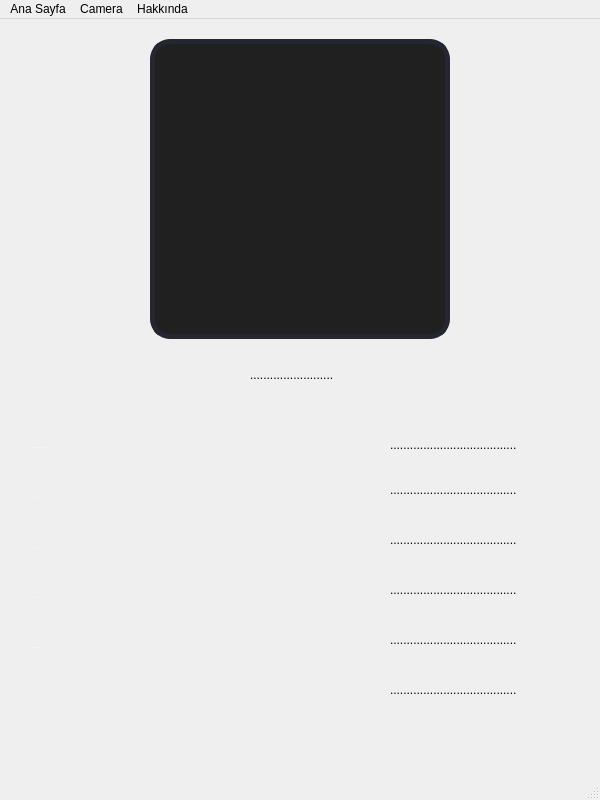
Qt form UI/Goster.ui (Yavuzhan-Baykara/optical-eye) before a commit.
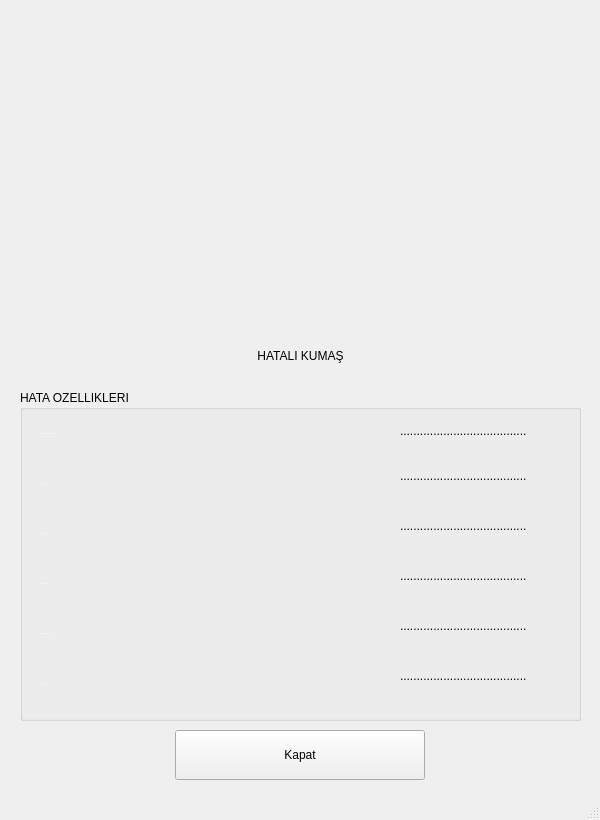
The same form after that commit. Icons and pictures are not drawn.

Diff of the .ui file:
```diff
--- a/UI/Goster.ui
+++ b/UI/Goster.ui
@@ -7,19 +7,19 @@
     <x>0</x>
     <y>0</y>
     <width>600</width>
-    <height>800</height>
+    <height>820</height>
    </rect>
   </property>
   <property name="minimumSize">
    <size>
     <width>600</width>
-    <height>800</height>
+    <height>820</height>
    </size>
   </property>
   <property name="maximumSize">
    <size>
     <width>600</width>
-    <height>800</height>
+    <height>820</height>
    </size>
   </property>
   <property name="windowTitle">
@@ -2184,99 +2184,55 @@
      </rect>
     </property>
     <property name="styleSheet">
-     <string notr="true">QLabel{
-	border: 5px solid rgb(38, 38, 48);
-	border-radius: 20px;
-	color: #FFF;
-	padding-left: 15px;
-	background-color: rgb(32, 32, 32);
-}</string>
+     <string notr="true"/>
     </property>
     <property name="text">
      <string/>
     </property>
    </widget>
-   <widget class="QLabel" name="Isim_Label">
+   <widget class="QPushButton" name="Ikaz_kapat_pushButton">
     <property name="geometry">
      <rect>
-      <x>250</x>
-      <y>330</y>
-      <width>111</width>
-      <height>51</height>
+      <x>175</x>
+      <y>730</y>
+      <width>250</width>
+      <height>50</height>
      </rect>
     </property>
     <property name="text">
-     <string>.........................</string>
+     <string>Kapat</string>
     </property>
    </widget>
-   <widget class="QLabel" name="label_6">
+   <widget class="QGroupBox" name="groupBox">
     <property name="geometry">
      <rect>
-      <x>30</x>
-      <y>410</y>
-      <width>341</width>
-      <height>37</height>
+      <x>20</x>
+      <y>390</y>
+      <width>561</width>
+      <height>331</height>
      </rect>
     </property>
-    <property name="font">
-     <font>
-      <pointsize>-1</pointsize>
-     </font>
+    <property name="title">
+     <string>HATA OZELLIKLERI</string>
     </property>
-    <property name="styleSheet">
-     <string notr="true">color:white;</string>
-    </property>
-    <property name="text">
-     <string>Hatanın Duvar Tarafından Mesafesi :</string>
-    </property>
-   </widget>
-   <widget class="QLabel" name="label_7">
+    <widget class="QLabel" name="Sinif_Label">
     <property name="geometry">
      <rect>
-      <x>30</x>
-      <y>460</y>
-      <width>331</width>
-      <height>37</height>
-     </rect>
-    </property>
-    <property name="font">
-     <font>
-      <pointsize>-1</pointsize>
-     </font>
-    </property>
-    <property name="styleSheet">
-     <string notr="true">color:white;</string>
-    </property>
+       <x>380</x>
+       <y>265</y>
+       <width>161</width>
+       <height>41</height>
+      </rect>
+     </property>
     <property name="text">
-     <string>Hata Eni(mm) :</string>
-    </property>
-   </widget>
-   <widget class="QLabel" name="label_8">
-    <property name="geometry">
-     <rect>
-      <x>30</x>
-      <y>510</y>
-      <width>331</width>
-      <height>37</height>
-     </rect>
-    </property>
-    <property name="font">
-     <font>
-      <pointsize>-1</pointsize>
-     </font>
-    </property>
-    <property name="styleSheet">
-     <string notr="true">color:white;</string>
-    </property>
-    <property name="text">
-     <string>Hata Boyu(mm) :</string>
+      <string>......................................</string>
     </property>
    </widget>
    <widget class="QLabel" name="label_9">
     <property name="geometry">
      <rect>
-      <x>30</x>
-      <y>560</y>
+       <x>20</x>
+       <y>175</y>
       <width>331</width>
       <height>37</height>
      </rect>
@@ -2293,11 +2249,24 @@
      <string>Hata Alanı(mm2) :</string>
     </property>
    </widget>
-   <widget class="QLabel" name="label_11">
+    <widget class="QLabel" name="Alan_Label">
     <property name="geometry">
      <rect>
-      <x>30</x>
-      <y>660</y>
+       <x>380</x>
+       <y>165</y>
+       <width>161</width>
+       <height>41</height>
+      </rect>
+     </property>
+     <property name="text">
+      <string>......................................</string>
+     </property>
+    </widget>
+    <widget class="QLabel" name="label_7">
+     <property name="geometry">
+      <rect>
+       <x>20</x>
+       <y>75</y>
       <width>331</width>
       <height>37</height>
      </rect>
@@ -2311,14 +2280,27 @@
      <string notr="true">color:white;</string>
     </property>
     <property name="text">
-     <string>Hatanın Sınıfı :</string>
+      <string>Hata Eni(mm) :</string>
+     </property>
+    </widget>
+    <widget class="QLabel" name="Eni_Label">
+     <property name="geometry">
+      <rect>
+       <x>380</x>
+       <y>65</y>
+       <width>161</width>
+       <height>41</height>
+      </rect>
+     </property>
+     <property name="text">
+      <string>......................................</string>
     </property>
    </widget>
    <widget class="QLabel" name="label_10">
     <property name="geometry">
      <rect>
-      <x>30</x>
-      <y>610</y>
+       <x>20</x>
+       <y>225</y>
       <width>331</width>
       <height>37</height>
      </rect>
@@ -2335,50 +2317,32 @@
      <string>Hatanın Geldiği Metre(m) :</string>
     </property>
    </widget>
-   <widget class="QLabel" name="Duvar_Label">
+    <widget class="QLabel" name="label_11">
     <property name="geometry">
      <rect>
-      <x>390</x>
-      <y>405</y>
-      <width>161</width>
-      <height>41</height>
-     </rect>
-    </property>
-    <property name="text">
-     <string>......................................</string>
-    </property>
-   </widget>
-   <widget class="QLabel" name="Eni_Label">
-    <property name="geometry">
-     <rect>
-      <x>390</x>
-      <y>450</y>
-      <width>161</width>
-      <height>41</height>
-     </rect>
+       <x>20</x>
+       <y>275</y>
+       <width>331</width>
+       <height>37</height>
+      </rect>
+     </property>
+     <property name="font">
+      <font>
+       <pointsize>-1</pointsize>
+      </font>
+     </property>
+     <property name="styleSheet">
+      <string notr="true">color:white;</string>
     </property>
     <property name="text">
-     <string>......................................</string>
+      <string>Hatanın Sınıfı :</string>
     </property>
    </widget>
    <widget class="QLabel" name="boyu_Label">
     <property name="geometry">
      <rect>
-      <x>390</x>
-      <y>500</y>
-      <width>161</width>
-      <height>41</height>
-     </rect>
-    </property>
-    <property name="text">
-     <string>......................................</string>
-    </property>
-   </widget>
-   <widget class="QLabel" name="Alan_Label">
-    <property name="geometry">
-     <rect>
-      <x>390</x>
-      <y>550</y>
+       <x>380</x>
+       <y>115</y>
       <width>161</width>
       <height>41</height>
      </rect>
@@ -2390,8 +2354,8 @@
    <widget class="QLabel" name="Metre_Label">
     <property name="geometry">
      <rect>
-      <x>390</x>
-      <y>600</y>
+       <x>380</x>
+       <y>215</y>
       <width>161</width>
       <height>41</height>
      </rect>
@@ -2400,11 +2364,32 @@
      <string>......................................</string>
     </property>
    </widget>
-   <widget class="QLabel" name="Sinif_Label">
+    <widget class="QLabel" name="label_8">
     <property name="geometry">
      <rect>
-      <x>390</x>
-      <y>650</y>
+       <x>20</x>
+       <y>125</y>
+       <width>331</width>
+       <height>37</height>
+      </rect>
+     </property>
+     <property name="font">
+      <font>
+       <pointsize>-1</pointsize>
+      </font>
+     </property>
+     <property name="styleSheet">
+      <string notr="true">color:white;</string>
+     </property>
+     <property name="text">
+      <string>Hata Boyu(mm) :</string>
+     </property>
+    </widget>
+    <widget class="QLabel" name="Duvar_Label">
+     <property name="geometry">
+      <rect>
+       <x>380</x>
+       <y>20</y>
       <width>161</width>
       <height>41</height>
      </rect>
@@ -2413,34 +2398,47 @@
      <string>......................................</string>
     </property>
    </widget>
-  </widget>
-  <widget class="QMenuBar" name="menubar">
+    <widget class="QLabel" name="label_6">
    <property name="geometry">
     <rect>
-     <x>0</x>
-     <y>0</y>
-     <width>600</width>
-     <height>43</height>
-    </rect>
-   </property>
-   <widget class="QMenu" name="menuAna_Sayfa">
-    <property name="title">
-     <string>Ana Sayfa</string>
-    </property>
-   </widget>
-   <widget class="QMenu" name="menuCamera">
-    <property name="title">
-     <string>Camera</string>
-    </property>
-   </widget>
-   <widget class="QMenu" name="menuHakk_nda">
-    <property name="title">
-     <string>Hakkında</string>
+       <x>20</x>
+       <y>25</y>
+       <width>341</width>
+       <height>37</height>
+      </rect>
+     </property>
+     <property name="font">
+      <font>
+       <pointsize>-1</pointsize>
+      </font>
+     </property>
+     <property name="styleSheet">
+      <string notr="true">color:white;</string>
+     </property>
+     <property name="text">
+      <string>Hatanın Duvar Tarafından Mesafesi :</string>
+     </property>
+    </widget>
+   </widget>
+   <widget class="QLabel" name="Isim_Label">
+    <property name="geometry">
+     <rect>
+      <x>10</x>
+      <y>330</y>
+      <width>581</width>
+      <height>51</height>
+     </rect>
     </property>
+    <property name="text">
+     <string>HATALI KUMAŞ</string>
+    </property>
+    <property name="textFormat">
+     <enum>Qt::PlainText</enum>
+    </property>
+    <property name="alignment">
+     <set>Qt::AlignCenter</set>
+    </property>
    </widget>
-   <addaction name="menuAna_Sayfa"/>
-   <addaction name="menuCamera"/>
-   <addaction name="menuHakk_nda"/>
   </widget>
   <widget class="QStatusBar" name="statusbar"/>
  </widget>
```
Left out of the diff: 2 changed lines with no effect on the pictures. Lines whose indentation alone changed are shown as unchanged.
